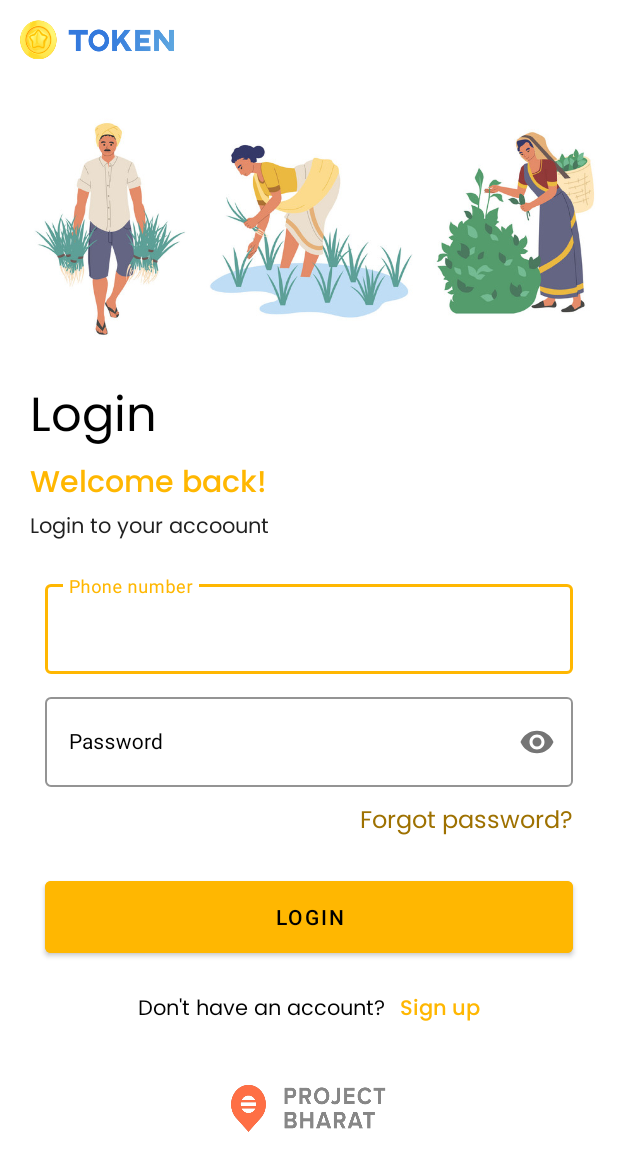
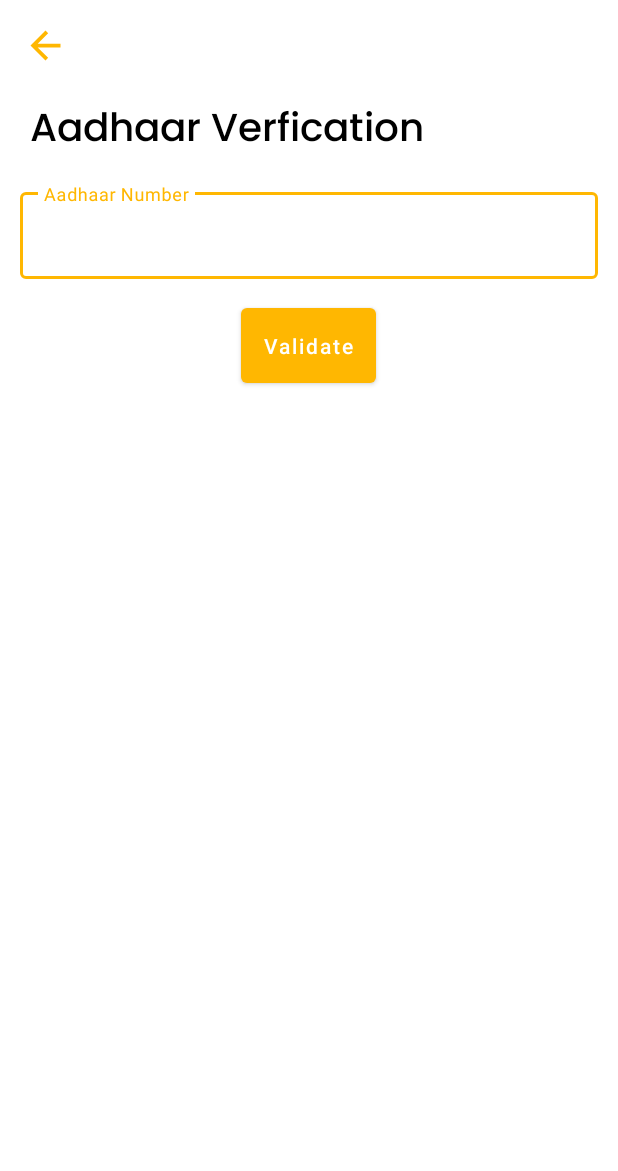
Before and after one commit to jayaprasad356/brandke_android, an Android app: the screen it shows after launch (LoginActivity before the commit, AadhaarValidationActivity after it), on a phone screen of 412 x 824 dp. Shown: the top 1171 px of the screen. Run offline under Robolectric (Android 15) with nearby library versions, the light colour scheme and no system bars; our stand-ins replace Volley, sdp/ssp sizes.

Commit message:
brandke done

```diff
--- a/app/src/main/java/com/kapp/bharat/CheckoutActivity.java
+++ b/app/src/main/java/com/kapp/bharat/CheckoutActivity.java
@@ -235,7 +235,7 @@ public class CheckoutActivity extends AppCompatActivity implements PaymentStatus
                 //Code to handle successful transaction here.
                 Toast.makeText(activity, "Transaction successful.", Toast.LENGTH_SHORT).show();
                 // Log.d("UPI", "responseStr: "+approvalRefNo);
-                Toast.makeText(this, "YOUR ORDER HAS BEEN PLACED\n THANK YOU AND ORDER AGAIN", Toast.LENGTH_LONG).show();
+                Toast.makeText(activity, "YOUR ORDER HAS BEEN PLACED\n THANK YOU AND ORDER AGAIN", Toast.LENGTH_LONG).show();
             }
             else if("Payment cancelled by user.".equals(paymentCancel)) {
                 Toast.makeText(activity, "Payment cancelled by user.", Toast.LENGTH_SHORT).show();
--- /dev/null
+++ b/app/src/main/java/com/kapp/bharat/fintech/AadhaarValidationActivity.java
@@ -0,0 +1,105 @@
+package com.kapp.bharat.fintech;
+
+import androidx.appcompat.app.AppCompatActivity;
+
+import android.app.Activity;
+import android.content.Intent;
+import android.os.Bundle;
+import android.util.Log;
+import android.view.View;
+import android.widget.Button;
+import android.widget.EditText;
+import android.widget.LinearLayout;
+import android.widget.TextView;
+import android.widget.Toast;
+
+import com.kapp.bharat.MainActivity;
+import com.kapp.bharat.R;
+import com.kapp.bharat.helper.ApiConfig;
+import com.kapp.bharat.helper.Constant;
+
+import org.json.JSONArray;
+import org.json.JSONException;
+import org.json.JSONObject;
+
+import java.util.HashMap;
+import java.util.Map;
+
+public class AadhaarValidationActivity extends AppCompatActivity {
+    Activity activity;
+    EditText edAadhaar;
+    Button btnValidate;
+    LinearLayout liResult;
+    TextView tvAadhaar,tvAgerange,tvState,tvGender,tvMobileLinked;
+
+    @Override
+    protected void onCreate(Bundle savedInstanceState) {
+        super.onCreate(savedInstanceState);
+        setContentView(R.layout.activity_aadhaar_validation);
+        activity = AadhaarValidationActivity.this;
+        edAadhaar = findViewById(R.id.edAadhaar);
+        btnValidate = findViewById(R.id.btnValidate);
+        liResult = findViewById(R.id.liResult);
+        tvAadhaar = findViewById(R.id.tvAadhaar);
+        tvAgerange = findViewById(R.id.tvAgerange);
+        tvState = findViewById(R.id.tvState);
+        tvGender = findViewById(R.id.tvGender);
+        tvMobileLinked = findViewById(R.id.tvMobileLinked);
+
+        btnValidate.setOnClickListener(new View.OnClickListener() {
+            @Override
+            public void onClick(View view) {
+                if (edAadhaar.getText().toString().trim().equals("")){
+                    Toast.makeText(activity, "Enter Aadhaar Number", Toast.LENGTH_SHORT).show();
+
+                }else if (edAadhaar.getText().length() != 12){
+                    Toast.makeText(activity, "Invalid Aadhaar Number", Toast.LENGTH_SHORT).show();
+
+                }else {
+                    validateAadhaar();
+                }
+
+            }
+        });
+
+
+    }
+
+    private void validateAadhaar() {
+        Long timestamp = System.currentTimeMillis()/1000;
+        Map<String, String> params = new HashMap<>();
+        params.put(Constant.REFID,timestamp.toString());
+        params.put(Constant.AADHAR_NUMBER,edAadhaar.getText().toString().trim());
+        ApiConfig.RequestToVolley((result, response) -> {
+            Log.d("ADHAAR_RES",response);
+            if (result) {
+                try {
+                    JSONObject jsonObject = new JSONObject(response);
+                    if (jsonObject.getBoolean(Constant.STATUS)) {
+                        Toast.makeText(activity, "Aadhaar Details Fetched Successfully", Toast.LENGTH_SHORT).show();
+                        liResult.setVisibility(View.VISIBLE);
+                        JSONObject jsonObject1 = jsonObject.getJSONObject(Constant.DATA);
+                        tvAadhaar.setText(jsonObject1.getString("aadhaar_number"));
+                        tvAgerange.setText(jsonObject1.getString("age_range"));
+                        tvState.setText(jsonObject1.getString("state"));
+                        tvGender.setText(jsonObject1.getString("gender"));
+                        if (jsonObject1.getBoolean("is_mobile")){
+                            tvMobileLinked.setText("Yes");
+
+                        }else {
+                            tvMobileLinked.setText("No");
+                        }
+
+
+                    } else {
+                        Toast.makeText(activity, "" + String.valueOf(jsonObject.getString(Constant.MESSAGE)), Toast.LENGTH_SHORT).show();
+                    }
+
+                } catch (JSONException e) {
+                    e.printStackTrace();
+                }
+            }
+        }, activity, Constant.AADHAAR_VALIDATE_URL, params, true,1);
+
+    }
+}
--- a/app/src/main/java/com/kapp/bharat/helper/ApiConfig.java
+++ b/app/src/main/java/com/kapp/bharat/helper/ApiConfig.java
@@ -6,8 +6,11 @@ import android.app.Application;
 import android.content.Context;
 import android.net.ConnectivityManager;
 import android.net.NetworkInfo;
+import android.os.Build;
 import android.view.View;
 import android.widget.Toast;
+
+import androidx.annotation.RequiresApi;
 
 import com.android.volley.AuthFailureError;
 import com.android.volley.DefaultRetryPolicy;
@@ -15,12 +18,18 @@ import com.android.volley.NetworkError;
 import com.android.volley.ParseError;
 import com.android.volley.Request;
 import com.android.volley.RequestQueue;
+import com.android.volley.Response;
 import com.android.volley.ServerError;
 import com.android.volley.TimeoutError;
 import com.android.volley.VolleyError;
 import com.android.volley.toolbox.StringRequest;
 import com.android.volley.toolbox.Volley;
 
+import org.json.JSONException;
+import org.json.JSONObject;
+
+import java.io.UnsupportedEncodingException;
+import java.util.HashMap;
 import java.util.Map;
 
 public class ApiConfig extends Application {
@@ -49,6 +58,64 @@ public class ApiConfig extends Application {
         }
         return message;
     }
+    @RequiresApi(api = Build.VERSION_CODES.LOLLIPOP)
+    public static void RequestToVolley(final VolleyCallback callback, final Activity activity, final String url, final Map<String, String> params, final boolean isProgress, int method) {
+        if (ProgressDisplay.mProgressBar != null) {
+            ProgressDisplay.mProgressBar.setVisibility(View.GONE);
+        }
+        final ProgressDisplay progressDisplay = new ProgressDisplay(activity);
+        progressDisplay.hideProgress();
+
+        if (isProgress)
+            progressDisplay.showProgress();
+        StringRequest stringRequest = new StringRequest( method, url, new Response.Listener<String>() {
+            @Override
+            public void onResponse( String s ) {
+                if (ApiConfig.isConnected(activity))
+                    callback.onSuccess(true, s);
+                if (isProgress)
+                    progressDisplay.hideProgress();
+            }
+        }, new Response.ErrorListener() {
+            @Override
+            public void onErrorResponse( VolleyError volleyError ) {
+                try {
+                    String responseBody = new String( volleyError.networkResponse.data, "utf-8" );
+                    JSONObject jsonObject = new JSONObject( responseBody );
+                    if (ApiConfig.isConnected(activity))
+                        callback.onSuccess(true, responseBody);
+                    if (isProgress)
+                        progressDisplay.hideProgress();
+                } catch ( JSONException e ) {
+                    //Handle a malformed json response
+                } catch (UnsupportedEncodingException error){
+
+                }
+            }
+        }
+        ){
+            @Override
+            public Map<String, String> getHeaders() {
+                Map<String, String> params1 = new HashMap<>();
+                params1.put(Constant.AUTHORISEDKEY, "NzE0MDUyODNlN2M1MmIwZTI1NGEwNTkzZjdiMmIxN2E=");
+                params1.put(Constant.TOKEN, "eyJhbGciOiJIUzI1NiIsInR5cCI6IkpXVCJ9.eyJ0aW1lc3RhbXAiOjE2NzI0NjMyNjksInBhcnRuZXJJZCI6IlBTMDA5NDMiLCJyZXFpZCI6IjEyMzQ1In0.O3QUN-ilqSiouQLU8Gf6VVQ_rIKS7ARgBLWOcJsIehU");
+                return params1;
+            }
+
+
+            @Override
+            protected Map<String, String> getParams() {
+
+                return params;
+            }
+        };
+
+        stringRequest.setRetryPolicy(new DefaultRetryPolicy(0, 0, 0));
+        ApiConfig.getInstance().getRequestQueue().getCache().clear();
+        ApiConfig.getInstance().addToRequestQueue(stringRequest);
+    }
+
+
 
     public static void RequestToVolley(final VolleyCallback callback, final Activity activity, final String url, final Map<String, String> params,
                                        final boolean isProgress) {
--- a/app/src/main/java/com/kapp/bharat/helper/Constant.java
+++ b/app/src/main/java/com/kapp/bharat/helper/Constant.java
@@ -5,6 +5,7 @@ public class Constant {
     //public static final String MainBaseUrl = "https://bharat.greymatterworks.in/";
     //public static final String MainBaseUrl = "http://192.168.43.38/bharat/";
     public static final String MainBaseUrl = "https://appadmin.project-bharat.com/bharat/";
+    public static final String FintechBaseUrl = "https://paysprint.in/service-api/api/v1/service/";
     //public static final String MainBaseUrl = "http://smartgram.co/";
     public static final String BaseUrl = MainBaseUrl + "api/";
     public static final String LOGIN_URL = BaseUrl + "login.php";
@@ -30,6 +31,7 @@ public class Constant {
     public static final String SETTINGS_LIST = BaseUrl + "settings.php";
     public static final String CHANGE_PASSWORD_URL = BaseUrl + "changepassword.php";
     public static final String FORGOT_PASSWORD_URL = BaseUrl + "forgot-password.php";
+    public static final String AADHAAR_VALIDATE_URL = FintechBaseUrl + "verification/aadharcard/validate";
     public static final String MOBILE = "mobile";
     public static final String ID = "id";
     public static final String AADHAAR_NUMBER = "aadhaar_num";
@@ -38,6 +40,8 @@ public class Constant {
     public static final String FEES = "fees";
     public static final String TYPE = "type";
     public static final String AMOUNT = "amount";
+    public static final String AUTHORISEDKEY = "Authorisedkey";
+    public static final String TOKEN = "token";
     public static final String CATEGORY_ID = "category_id";
     public static final String PRODUCT_ID = "product_id";
     public static final String CART_ID = "cart_id";
@@ -75,6 +79,8 @@ public class Constant {
     public static final String DATA = "data";
     public static final String DATE = "date";
     public static final String STATUS = "status";
+    public static final String REFID = "refid";
+    public static final String AADHAR_NUMBER = "aadhar_number";
     public static final String CART_ITEMS = "cart_items";
     public static final String SUB_TOTAL = "sub_total";
     public static final String DELIVERY_CHARGES = "delivery_charges";
--- /dev/null
+++ b/app/src/main/res/drawable/card_shadow.xml
@@ -0,0 +1,78 @@
+<?xml version="1.0" encoding="utf-8"?>
+<layer-list xmlns:android="http://schemas.android.com/apk/res/android">
+
+    <!-- Drop Shadow Stack -->
+    <item>
+        <shape>
+            <padding
+                android:bottom="1dp"
+                android:left="1dp"
+                android:right="1dp"
+                android:top="1dp" />
+
+            <solid android:color="#00bbbdcb" />
+            <corners android:radius="8dp" />
+        </shape>
+    </item>
+    <item>
+        <shape>
+            <padding
+                android:bottom="1dp"
+                android:left="1dp"
+                android:right="1dp"
+                android:top="1dp" />
+
+            <solid android:color="#05bbbdcb" />
+
+            <corners android:radius="8dp" />
+        </shape>
+    </item>
+    <item>
+        <shape>
+            <padding
+                android:bottom="1dp"
+                android:left="1dp"
+                android:right="1dp"
+                android:top="1dp" />
+
+            <solid android:color="#0abbbdcb" />
+
+            <corners android:radius="8dp" />
+        </shape>
+    </item>
+    <item>
+        <shape>
+            <padding
+                android:bottom="1dp"
+                android:left="1dp"
+                android:right="1dp"
+                android:top="1dp" />
+
+            <solid android:color="#0fbbbdcb" />
+
+            <corners android:radius="8dp" />
+        </shape>
+    </item>
+    <item>
+        <shape>
+            <padding
+                android:bottom="1dp"
+                android:left="1dp"
+                android:right="1dp"
+                android:top="1dp" />
+
+            <solid android:color="#14bbbdcb" />
+
+            <corners android:radius="8dp" />
+        </shape>
+    </item>
+
+    <!-- Background -->
+    <item>
+        <shape>
+            <solid android:color="@color/trans_white" />
+            <corners android:radius="8dp" />
+        </shape>
+    </item>
+
+</layer-list>
--- /dev/null
+++ b/app/src/main/res/layout/activity_aadhaar_validation.xml
@@ -0,0 +1,177 @@
+<?xml version="1.0" encoding="utf-8"?>
+<RelativeLayout
+    xmlns:android="http://schemas.android.com/apk/res/android"
+    xmlns:app="http://schemas.android.com/apk/res-auto"
+    xmlns:tools="http://schemas.android.com/tools"
+    android:layout_width="match_parent"
+    android:layout_height="match_parent"
+    tools:context=".fintech.AadhaarValidationActivity">
+    <LinearLayout
+        android:layout_width="match_parent"
+        android:layout_height="wrap_content"
+        android:orientation="vertical">
+        <ImageView
+            android:layout_width="30dp"
+            android:layout_height="30dp"
+            android:layout_marginTop="15dp"
+            android:layout_marginStart="15dp"
+            android:src="@drawable/ic_baseline_arrow_back_24"/>
+
+        <TextView
+            android:layout_width="wrap_content"
+            android:layout_height="wrap_content"
+            android:text="Aadhaar Verfication"
+            android:textSize="@dimen/_20sdp"
+            android:fontFamily="@font/poppins_medium"
+            android:layout_marginStart="20dp"
+            android:layout_marginTop="20dp"
+            android:textColor="@color/black"/>
+        <com.google.android.material.textfield.TextInputLayout
+            style="@style/LoginTextInputLayoutStyle"
+            android:layout_width="match_parent"
+            android:layout_height="wrap_content"
+            android:hint="Aadhaar Number"
+            android:layout_margin="@dimen/_10sdp"
+            android:textColorHint="@color/black"
+            app:hintTextColor="@color/Primary_yellow">
+
+            <!--this is the actual edit text which takes the input-->
+            <com.google.android.material.textfield.TextInputEditText
+                android:id="@+id/edAadhaar"
+                android:layout_width="match_parent"
+                android:layout_height="wrap_content"
+                android:padding="@dimen/_15sdp"
+                android:textColor="@color/black"
+                android:maxLength="12"
+                android:textSize="14sp" />
+
+        </com.google.android.material.textfield.TextInputLayout>
+
+        <Button
+            android:id="@+id/btnValidate"
+            android:layout_width="wrap_content"
+            android:layout_height="wrap_content"
+            android:text="Validate"
+            android:layout_gravity="center"
+            android:textAllCaps="false"
+            android:padding="@dimen/_12sdp"/>
+
+        <LinearLayout
+            android:id="@+id/liResult"
+            android:layout_width="match_parent"
+            android:layout_height="wrap_content"
+            android:background="@drawable/card_shadow"
+            android:layout_margin="@dimen/_5sdp"
+            android:padding="@dimen/_10sdp"
+            android:visibility="gone"
+            android:orientation="vertical">
+            <LinearLayout
+                android:layout_width="match_parent"
+                android:layout_height="wrap_content"
+                android:orientation="vertical">
+                <TextView
+                    android:layout_width="wrap_content"
+                    android:layout_height="wrap_content"
+                    android:textColor="@color/black"
+                    android:textStyle="bold"
+                    android:textSize="@dimen/_15sdp"
+                    android:text="Aadhaar Number :"/>
+                <TextView
+                    android:id="@+id/tvAadhaar"
+                    android:layout_width="wrap_content"
+                    android:layout_height="wrap_content"
+                    android:textColor="@color/darkgray"
+                    android:textSize="@dimen/_15sdp"
+                    android:layout_marginStart="@dimen/_20sdp"
+                    android:text="4343434343434"/>
+            </LinearLayout>
+            <LinearLayout
+                android:layout_width="match_parent"
+                android:layout_height="wrap_content"
+                android:layout_marginTop="@dimen/_10sdp"
+                android:orientation="vertical">
+                <TextView
+                    android:layout_width="wrap_content"
+                    android:layout_height="wrap_content"
+                    android:textColor="@color/black"
+                    android:textStyle="bold"
+                    android:textSize="@dimen/_15sdp"
+                    android:text="Age range :"/>
+                <TextView
+                    android:id="@+id/tvAgerange"
+                    android:layout_width="wrap_content"
+                    android:layout_height="wrap_content"
+                    android:textColor="@color/darkgray"
+                    android:textSize="@dimen/_15sdp"
+                    android:layout_marginStart="@dimen/_20sdp"
+                    android:text="20 - 30"/>
+            </LinearLayout>
+            <LinearLayout
+                android:layout_width="match_parent"
+                android:layout_height="wrap_content"
+                android:layout_marginTop="@dimen/_10sdp"
+                android:orientation="vertical">
+                <TextView
+                    android:layout_width="wrap_content"
+                    android:layout_height="wrap_content"
+                    android:textColor="@color/black"
+                    android:textStyle="bold"
+                    android:textSize="@dimen/_15sdp"
+                    android:text="State :"/>
+                <TextView
+                    android:id="@+id/tvState"
+                    android:layout_width="wrap_content"
+                    android:layout_height="wrap_content"
+                    android:textColor="@color/darkgray"
+                    android:textSize="@dimen/_15sdp"
+                    android:layout_marginStart="@dimen/_20sdp"
+                    android:text="Delhi"/>
+            </LinearLayout>
+            <LinearLayout
+                android:layout_width="match_parent"
+                android:layout_height="wrap_content"
+                android:layout_marginTop="@dimen/_10sdp"
+                android:orientation="vertical">
+                <TextView
+                    android:layout_width="wrap_content"
+                    android:layout_height="wrap_content"
+                    android:textColor="@color/black"
+                    android:textStyle="bold"
+                    android:textSize="@dimen/_15sdp"
+                    android:text="Gender :"/>
+                <TextView
+                    android:id="@+id/tvGender"
+                    android:layout_width="wrap_content"
+                    android:layout_height="wrap_content"
+                    android:textColor="@color/darkgray"
+                    android:textSize="@dimen/_15sdp"
+                    android:layout_marginStart="@dimen/_20sdp"
+                    android:text="Male"/>
+            </LinearLayout>
+            <LinearLayout
+                android:layout_width="match_parent"
+                android:layout_height="wrap_content"
+                android:layout_marginTop="@dimen/_10sdp"
+                android:orientation="vertical">
+                <TextView
+                    android:layout_width="wrap_content"
+                    android:layout_height="wrap_content"
+                    android:textColor="@color/black"
+                    android:textStyle="bold"
+                    android:textSize="@dimen/_15sdp"
+                    android:text="Mobile Linked :"/>
+                <TextView
+                    android:id="@+id/tvMobileLinked"
+                    android:layout_width="wrap_content"
+                    android:layout_height="wrap_content"
+                    android:textColor="@color/darkgray"
+                    android:textSize="@dimen/_15sdp"
+                    android:layout_marginStart="@dimen/_20sdp"
+                    android:text="Yes"/>
+            </LinearLayout>
+
+
+        </LinearLayout>
+    </LinearLayout>
+
+</RelativeLayout>
--- a/app/src/main/res/values/colors.xml
+++ b/app/src/main/res/values/colors.xml
@@ -12,7 +12,9 @@
     <color name="Secondary_yellow">#9E7100</color>
     <color name="green">#059176</color>
     <color name="gray">#EEEEEE</color>
+    <color name="darkgray">#575757</color>
     <color name="red">#d32f2f</color>
+    <color name="trans_white">#F2FFFFFF</color>
 
 
 </resources>
```
Also changed, not shown: app/src/main/AndroidManifest.xml (+9 -4 lines).
